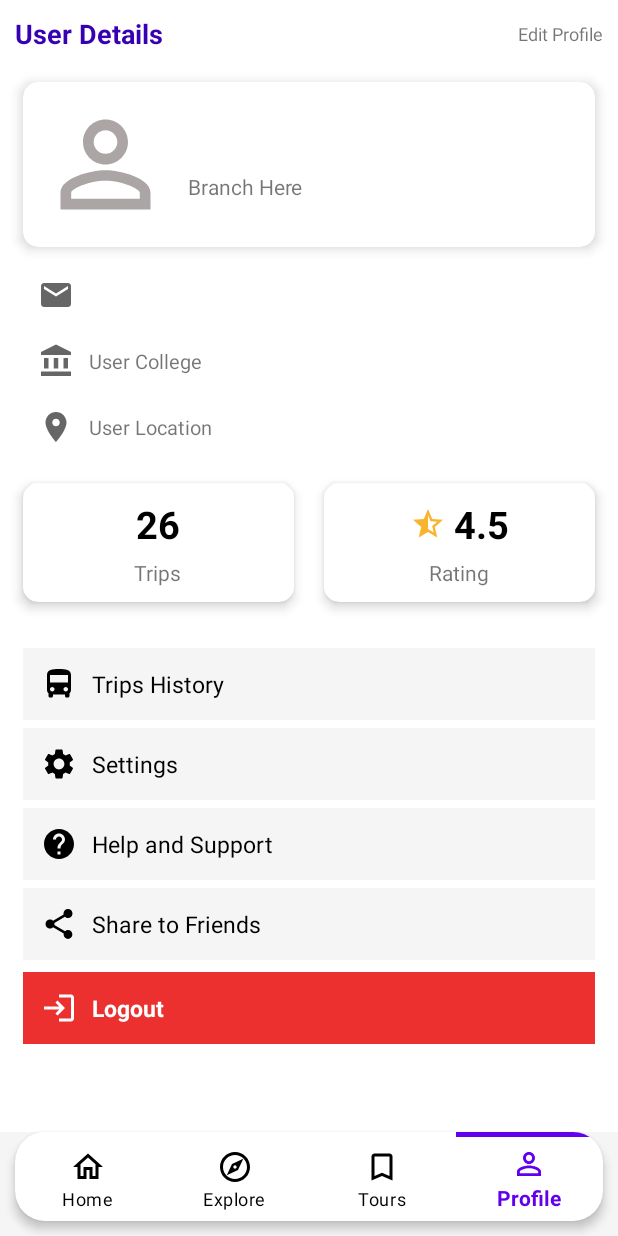
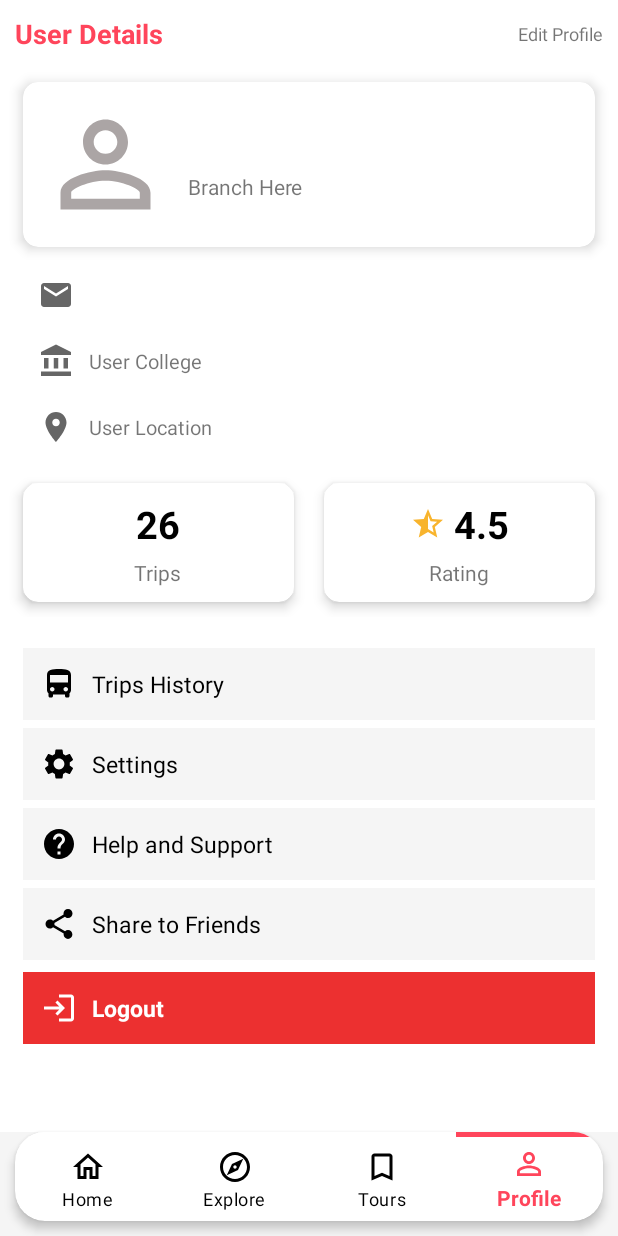
Before and after one commit to prasadthegreat799/ParyatN, an Android app: the screen it shows after launch once a user with an empty profile is signed in (MainActivity), item 4 of the bottom bar chosen, on a phone screen of 412 x 824 dp. Run offline under Robolectric (Android 15) with nearby library versions, the phone set to English and light mode, and no system bars; our stand-ins replace Firebase (no records; nobody signed in at launch, a user with empty details on screens opened directly); libraries missing offline, so code that uses them is left out: com.mikhaellopez.circularimageview; plain views replace CircularImageView; 6 statements that could not run were skipped.

Commit message:
Theme Color Changed

```diff
--- a/app/src/main/res/layout/single_company_layout.xml
+++ b/app/src/main/res/layout/single_company_layout.xml
@@ -24,6 +24,9 @@
                 android:layout_width="100dp"
                 android:layout_height="100dp"
                 android:layout_margin="10dp"
+                app:civ_border="true"
+                app:civ_border_color="@color/purple_200"
+                app:civ_border_width="1dp"
                 android:src="@drawable/bookmark_icon" />
 
             <LinearLayout
@@ -57,7 +60,7 @@
                     android:layout_width="match_parent"
                     android:layout_height="wrap_content"
                     android:gravity="center_vertical"
-                    android:layout_marginTop="15dp"
+                    android:layout_marginTop="10dp"
                     android:orientation="horizontal">
 
                     <TextView
--- a/app/src/main/res/values/colors.xml
+++ b/app/src/main/res/values/colors.xml
@@ -1,8 +1,8 @@
 <?xml version="1.0" encoding="utf-8"?>
 <resources>
-    <color name="purple_200">#FFBB86FC</color>
-    <color name="purple_500">#FF6200EE</color>
-    <color name="purple_700">#FF3700B3</color>
+    <color name="purple_200">#FF455B</color>
+    <color name="purple_500">#FF455B</color>
+    <color name="purple_700">#FF455B</color>
     <color name="teal_200">#FF03DAC5</color>
     <color name="teal_700">#FF018786</color>
     <color name="black">#FF000000</color>
```
